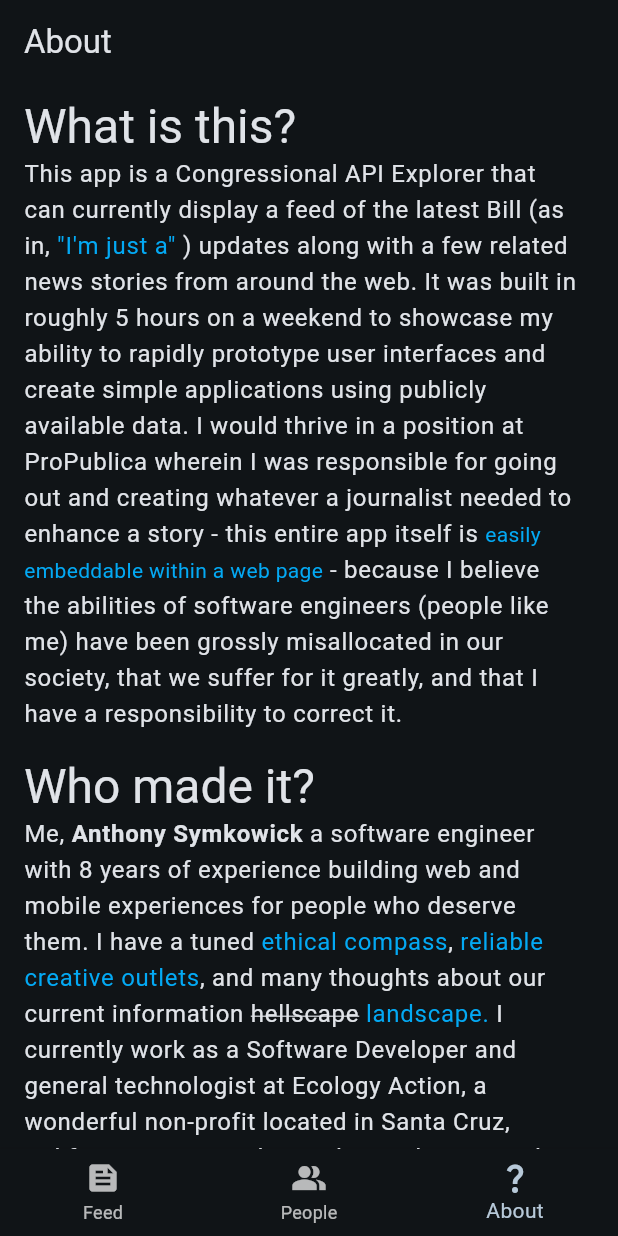
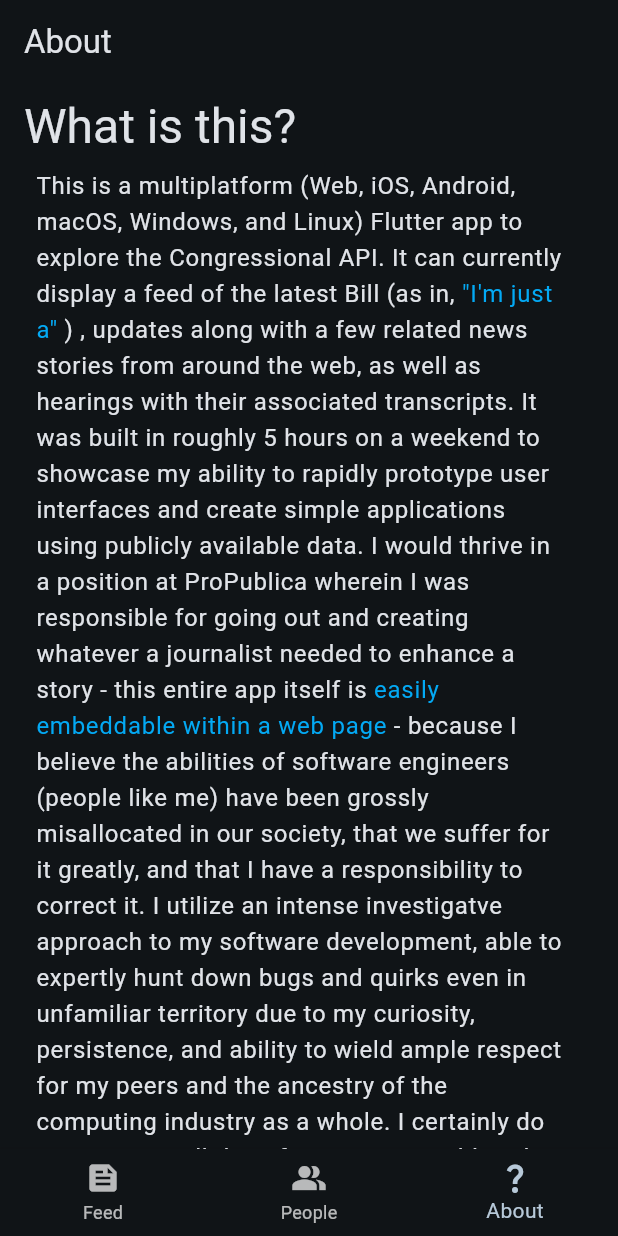
Before and after one commit to aymswick/congress_explorer, a Flutter app: the screen it shows after launch, item 3 of the bottom bar chosen, on a phone screen of 412 x 824 dp. Run offline on Flutter 3.47's test engine with Material 3 defaults, Android fonts, the light colour scheme and no system bars; our stand-ins replace bloc, equatable, flutter_bloc, logger, recase, skeletonizer and 1 more; missing offline and left inert: download; network calls fail.

Commit message:
Add feed item filters, update about page

```diff
--- a/lib/about/about.dart
+++ b/lib/about/about.dart
@@ -21,12 +21,14 @@ class AboutPage extends StatelessWidget {
               'What is this?',
               style: theme.textTheme.headlineLarge,
             ),
-            subtitle: Text.rich(
+            subtitle: Padding(
+              padding: const EdgeInsets.all(8),
+              child: Text.rich(
                 TextSpan(
                   children: [
                     TextSpan(
                       text:
-                        '''This app is a Congressional API Explorer that can currently display a feed of the latest Bill (as in, ''',
+                          '''This is a multiplatform (Web, iOS, Android, macOS, Windows, and Linux) Flutter app to explore the Congressional API. It can currently display a feed of the latest Bill (as in, ''',
                       style: theme.textTheme.bodyLarge,
                     ),
                     TextSpan(
@@ -42,11 +44,11 @@ class AboutPage extends StatelessWidget {
                     ),
                     TextSpan(
                       text:
-                        ''') updates along with a few related news stories from around the web. It was built in roughly 5 hours on a weekend to showcase my ability to rapidly prototype user interfaces and create simple applications using publicly available data. I would thrive in a position at ProPublica wherein I was responsible for going out and creating whatever a journalist needed to enhance a story - this entire app itself is ''',
+                          ''') , updates along with a few related news stories from around the web, as well as hearings with their associated transcripts. It was built in roughly 5 hours on a weekend to showcase my ability to rapidly prototype user interfaces and create simple applications using publicly available data. I would thrive in a position at ProPublica wherein I was responsible for going out and creating whatever a journalist needed to enhance a story - this entire app itself is ''',
                       style: theme.textTheme.bodyLarge,
                     ),
                     TextSpan(
-                    style: theme.textTheme.bodyMedium
+                      style: theme.textTheme.bodyLarge
                           ?.copyWith(color: Colors.lightBlue),
                       recognizer: TapGestureRecognizer()
                         ..onTap = () => launchUrl(
@@ -58,10 +60,24 @@ class AboutPage extends StatelessWidget {
                     ),
                     TextSpan(
                       text:
-                        ''' - because I believe the abilities of software engineers (people like me) have been grossly misallocated in our society, that we suffer for it greatly, and that I have a responsibility to correct it.''',
+                          ''' - because I believe the abilities of software engineers (people like me) have been grossly misallocated in our society, that we suffer for it greatly, and that I have a responsibility to correct it. I utilize an intense investigatve approach to my software development, able to expertly hunt down bugs and quirks even in unfamiliar territory due to my curiosity, persistence, and ability to wield ample respect for my peers and the ancestry of the computing industry as a whole. I certainly do not possess all the information I would wish, but I am confident that someone in the world has wisdom they are willing to share and that I can retrieve it when necessary.''',
                       style: theme.textTheme.bodyLarge,
                     ),
                   ],
+                ),
+              ),
+            ),
+          ),
+          ListTile(
+            title: Text(
+              'What could it be used for?',
+              style: theme.textTheme.headlineLarge,
+            ),
+            subtitle: Padding(
+              padding: const EdgeInsets.all(8),
+              child: Text(
+                '''It could be Congressional Glossary widget that provides contextual information about characters and details from a specific story. Small apps such as this one could be included within a story about any congressional person or event, and since Flutter apps support bi-directional data transfer, the HTML text of the story itself could feed relevant keywords in to the app, which would respond accordingly by filtering the glossary. Conversely, the app itself could direct users to relevant portions of the story by clicking on available keywords from the bank. Got a story about a congressional committee conspiring to harass the family of their political opponents? Readers would likely appreciate the ability to quickly sift through the aforementioned committee members and learn about their allegiances, tenure, etc. without ever having to leave the browser tab. This was made extremely quickly and I had no driving story to tell which would normally provide the necessary constraints for an excellent piece of software.''',
+                style: theme.textTheme.bodyLarge,
               ),
             ),
           ),
@@ -70,7 +86,9 @@ class AboutPage extends StatelessWidget {
               'Who made it?',
               style: theme.textTheme.headlineLarge,
             ),
-            subtitle: Text.rich(
+            subtitle: Padding(
+              padding: const EdgeInsets.all(8),
+              child: Text.rich(
                 TextSpan(
                   children: [
                     TextSpan(
@@ -153,14 +171,18 @@ class AboutPage extends StatelessWidget {
                 ),
               ),
             ),
+          ),
           ListTile(
             title: Text(
               'Why does _blank_ not work?',
               style: theme.textTheme.headlineLarge,
             ),
-            subtitle: Text(
-              r'''I'm so sorry if you encounter a bug - since speed of design, development, and deployment were of vital importance, I intentionally did not spend money on any of the APIs used in the app, and there are significant limitations that I am mostly working around. I was using a much better API for gathering related news, but I discovered a never-before-seen pricing model when I released the first version to production - free API requests from localhost, and $500 the moment you upload your app to the public web. I found a truly free alternative which offers a worse service and quickly swapped it in. In a real production environment, I love finding the best bang-for-your-buck integration options and advocating for using open source tools first, then adding paid/closed-source offerings as needed. With more time, I would likely bypass using a news search aggregator altogether and pipe queries directly to a search engine, but that's really not the reason I made this.''',
+            subtitle: Padding(
+              padding: const EdgeInsets.all(8),
+              child: Text(
+                r'''I'm so sorry if you encounter a bug - since speed of design, development, and deployment were of vital importance, I intentionally did not spend money on any of the APIs used in the app, and there are significant limitations that I am mostly working around. I was using a much better API for gathering related news, but I discovered a never-before-seen pricing model when I released the first version to production - free API requests from localhost, and a $500 demand the moment you upload your app to the public web. I found a truly free alternative and quickly swapped it in, and regrettably, the "related" story quality is significantly worse. In a real production environment, I love finding the best bang-for-your-buck integration options and advocating for using open source tools first, then adding paid/closed-source offerings as needed. With more time, I would likely bypass using a news search aggregator altogether and pipe queries directly to a search engine, but that's really not the reason I made this.''',
                 style: theme.textTheme.bodyLarge,
+              ),
             ),
           ),
           ListTile(
@@ -168,7 +190,9 @@ class AboutPage extends StatelessWidget {
               '''Can I contact you about hiring, collaboration, or just general inquiries?''',
               style: theme.textTheme.headlineLarge,
             ),
-            subtitle: Text.rich(
+            subtitle: Padding(
+              padding: const EdgeInsets.all(8),
+              child: Text.rich(
                 TextSpan(
                   children: [
                     TextSpan(
@@ -214,6 +238,7 @@ class AboutPage extends StatelessWidget {
                 ),
               ),
             ),
+          ),
           Padding(
             padding: const EdgeInsets.all(64),
             child: ElevatedButton.icon(
--- a/lib/feed/bloc/feed_event.dart
+++ b/lib/feed/bloc/feed_event.dart
@@ -8,3 +8,9 @@ class FeedItemExpanded extends FeedEvent {
   FeedItemExpanded(this.bill);
   final Bill bill;
 }
+
+class FiltersModified extends FeedEvent {
+  FiltersModified(this.payload);
+
+  final (String, bool) payload;
+}
--- a/lib/feed/bloc/feed_state.dart
+++ b/lib/feed/bloc/feed_state.dart
@@ -12,24 +12,28 @@ class FeedState extends Equatable {
     this.status = FeedStatus.initial,
     this.bills = const [],
     this.hearings = const [],
+    this.filter,
   });
 
   final FeedStatus status;
   final List<Bill> bills;
   final List<Hearing> hearings;
+  final (String, bool)? filter;
 
   FeedState copyWith({
     FeedStatus? status,
     List<Bill>? bills,
     List<Hearing>? hearings,
+    (String, bool)? filter,
   }) {
     return FeedState(
       status: status ?? this.status,
       bills: bills ?? this.bills,
       hearings: hearings ?? this.hearings,
+      filter: filter ?? this.filter,
     );
   }
 
   @override
-  List<Object?> get props => [status, bills, hearings];
+  List<Object?> get props => [status, bills, hearings, filter];
 }
```
Also changed, not shown: lib/feed/bloc/feed_bloc.dart (+16 -5 lines), lib/feed/view/feed_page.dart (+56 -8 lines). Lines whose indentation alone changed are shown as unchanged.
